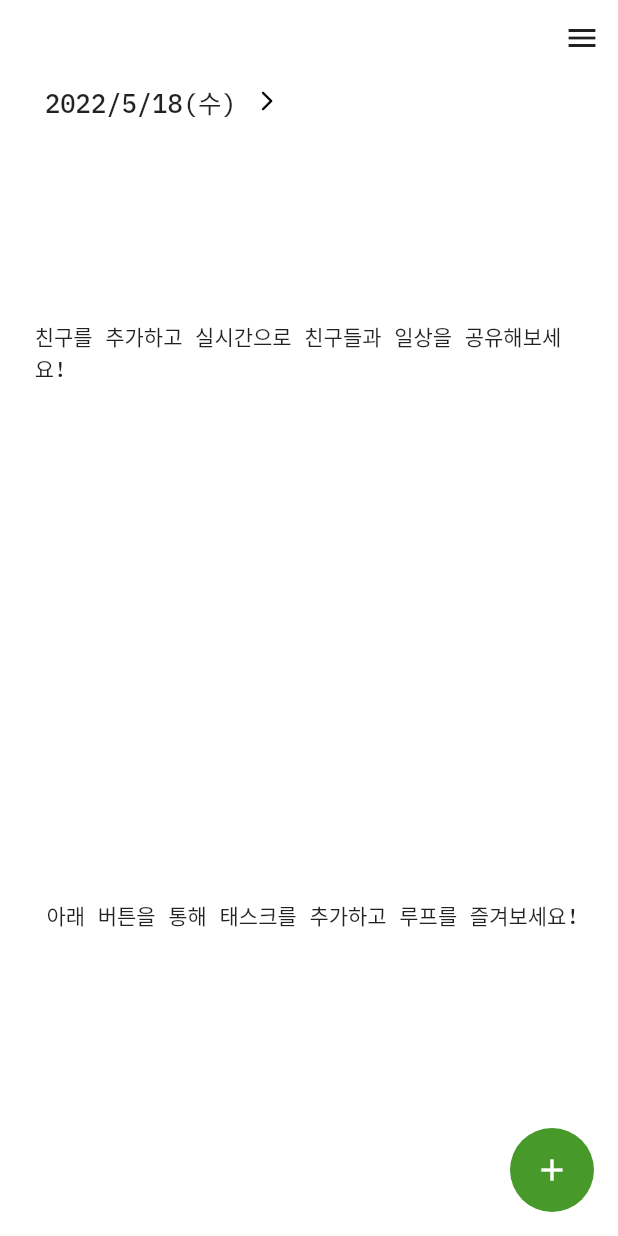
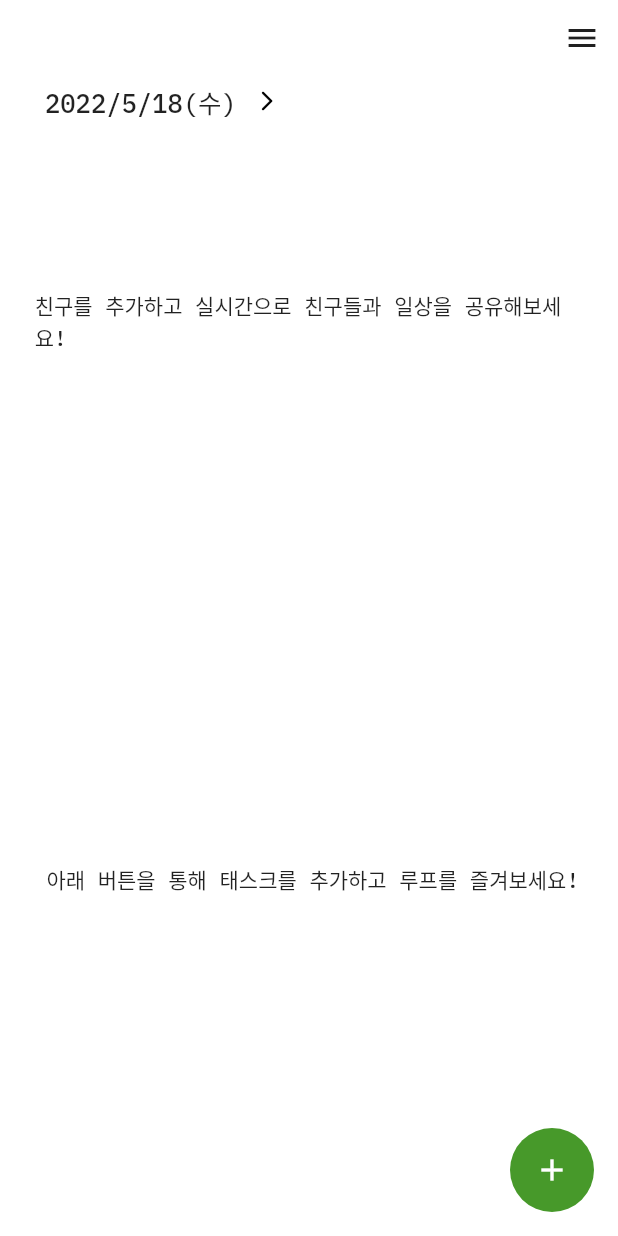
Before and after one commit to Seohyun-Back/rouf_again, a Flutter app: the screen it shows once a user with an empty profile is signed in, on a phone screen of 412 x 824 dp. Run offline on Flutter 3.47's test engine with Material 2 defaults, Android fonts, the phone set to English and light mode, and no system bars; our stand-ins replace cloud_firestore, firebase_auth, firebase_core, flutter_calendar_carousel, flutter_screenutil, modal_progress_hud_nsn; missing offline and left inert: flutterfire_ui; accounts and stored records are empty.

Commit message:
최종최종최종

```diff
--- a/lib/component/task_list.dart
+++ b/lib/component/task_list.dart
@@ -54,8 +54,8 @@ class _TaskListState extends State<TaskList> {
         future: myFuture,
         builder: (context, snapshot) {
           return Container(
-              height: MediaQuery.of(context).size.height * 0.55,
-              width: MediaQuery.of(context).size.width * 0.9,
+              // height: MediaQuery.of(context).size.height * 0.55,
+              // width: MediaQuery.of(context).size.width * 0.9,
               padding: EdgeInsets.symmetric(vertical: 10),
               color: Colors.white,
               child: globals.taskList.length != 0
--- a/lib/screens/friend_status.dart
+++ b/lib/screens/friend_status.dart
@@ -20,7 +20,7 @@ class _FriendStatusState extends State<FriendStatus> {
     // print('\n \n currentUsername은 지금 ${globals.currentUsername}');
     // print('\n \n currentEmail은 지금 ${globals.currentEmail}');
     return Container(
-        height: MediaQuery.of(context).size.height * 0.37,
+        height: MediaQuery.of(context).size.height * 0.3,
         width: MediaQuery.of(context).size.width * 0.9,
         padding: EdgeInsets.fromLTRB(0, 0, 0, 0),
         child: Column(
@@ -45,7 +45,7 @@ class _FriendStatusState extends State<FriendStatus> {
                 final docs = snapshot.data!.docs;
 
                 return Container(
-                  height: MediaQuery.of(context).size.height * 0.35,
+                  height: MediaQuery.of(context).size.height * 0.3,
                   child: docs.length != 0
                       ? ListView.builder(
                           scrollDirection: Axis.vertical,
--- a/lib/screens/main_screen.dart
+++ b/lib/screens/main_screen.dart
@@ -467,7 +467,7 @@ class _MainScreenState extends State<MainScreen> {
                 //친구상태창
                 // height: MediaQuery.of(context).size.height * 0.37,
                 // width: MediaQuery.of(context).size.width * 0.8,
-                flex: 2,
+                flex: 1,
                 child: Container(
                   decoration: BoxDecoration(
                     border: Border.all(
@@ -492,6 +492,9 @@ class _MainScreenState extends State<MainScreen> {
                       }),
                 )),
           ),
+          SizedBox(
+            height: 10,
+          ),
           Expanded(
             flex: 3,
             // height: MediaQuery.of(context).size.height * 0.48,
```
